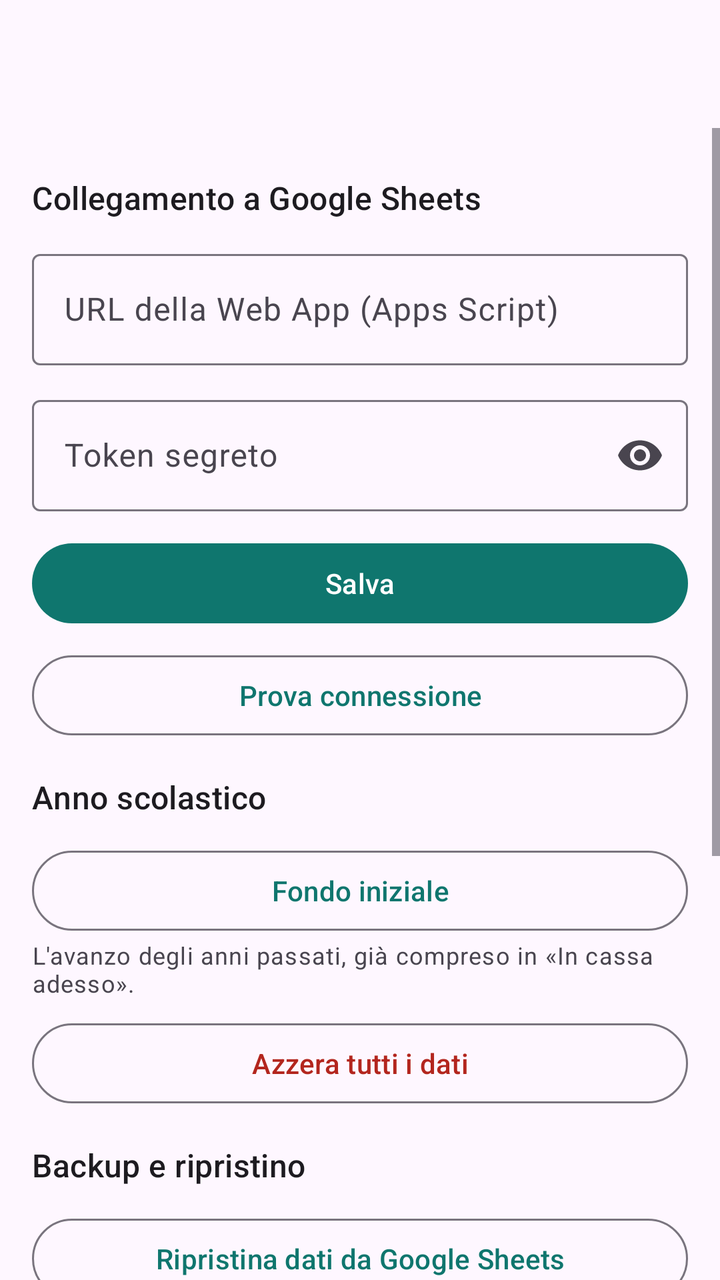
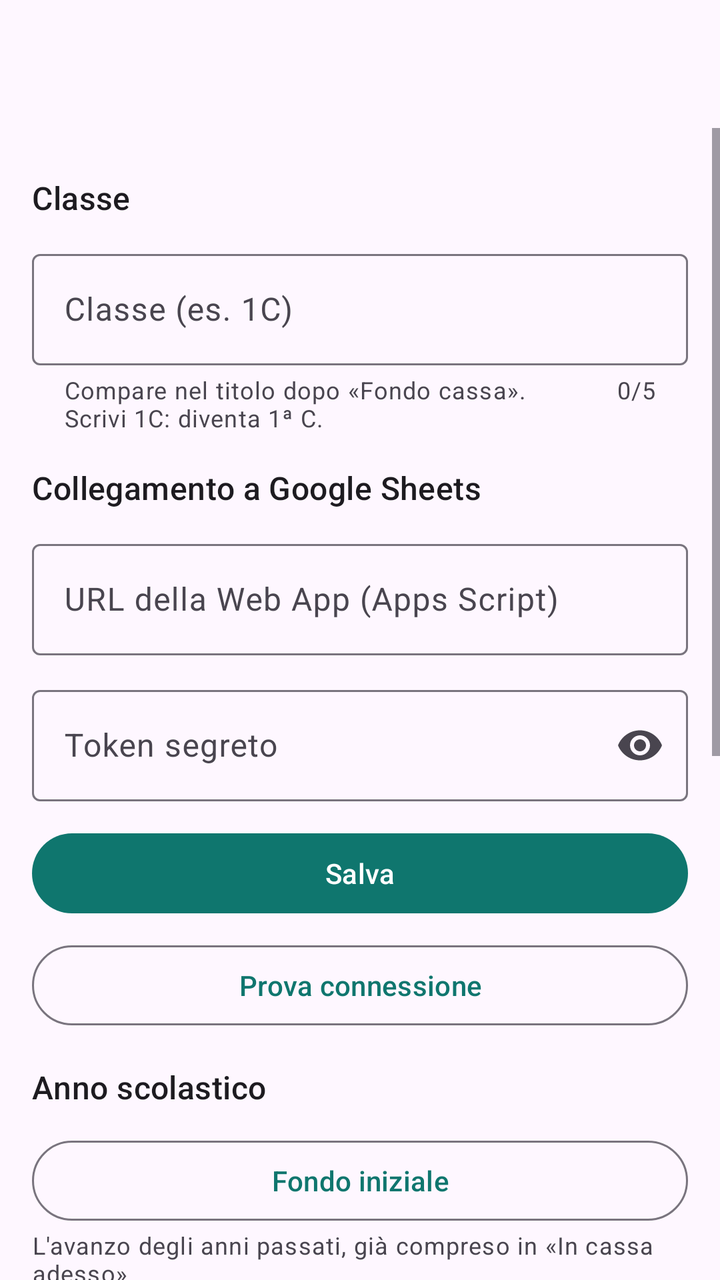

Compare the two renders of this Android layout. The source of the first and the diff that turns it into the second are given below.
<!-- AndroidManifest.xml: application theme Theme.Fondocassa -->
<!-- res/layout/activity_settings.xml -->
<?xml version="1.0" encoding="utf-8"?>
<LinearLayout xmlns:android="http://schemas.android.com/apk/res/android" xmlns:app="http://schemas.android.com/apk/res-auto"
    android:layout_width="match_parent"
    android:layout_height="match_parent"
    android:orientation="vertical">

    <com.google.android.material.appbar.MaterialToolbar
        android:id="@+id/toolbar"
        android:layout_width="match_parent"
        android:layout_height="?attr/actionBarSize" />

    <ScrollView
        android:layout_width="match_parent"
        android:layout_height="0dp"
        android:layout_weight="1">

    <LinearLayout
        android:layout_width="match_parent"
        android:layout_height="wrap_content"
        android:orientation="vertical"
        android:padding="16dp">

        <TextView
            android:layout_width="match_parent"
            android:layout_height="wrap_content"
            android:layout_marginTop="8dp"
            android:layout_marginBottom="12dp"
            android:text="@string/impostazioni_connessione"
            android:textAppearance="?attr/textAppearanceTitleMedium" />
        <com.google.android.material.textfield.TextInputLayout
            android:id="@+id/layout_endpoint"
            style="?attr/textInputOutlinedStyle"
            android:layout_width="match_parent"
            android:layout_height="wrap_content"
            android:layout_marginBottom="12dp"
            android:hint="@string/impostazioni_endpoint">

            <com.google.android.material.textfield.TextInputEditText
                android:id="@+id/campo_endpoint"
                android:layout_width="match_parent"
                android:layout_height="wrap_content"
                android:inputType="textUri" />
        </com.google.android.material.textfield.TextInputLayout>
        <com.google.android.material.textfield.TextInputLayout
            android:id="@+id/layout_token"
            app:endIconMode="password_toggle"
            style="?attr/textInputOutlinedStyle"
            android:layout_width="match_parent"
            android:layout_height="wrap_content"
            android:layout_marginBottom="12dp"
            android:hint="@string/impostazioni_token">

            <com.google.android.material.textfield.TextInputEditText
                android:id="@+id/campo_token"
                android:layout_width="match_parent"
                android:layout_height="wrap_content"
                android:inputType="textPassword" />
        </com.google.android.material.textfield.TextInputLayout>
        <com.google.android.material.button.MaterialButton
            android:id="@+id/salva"
            android:layout_width="match_parent"
            android:layout_height="wrap_content"
            android:layout_marginBottom="8dp"
            android:text="@string/azione_salva" />
        <com.google.android.material.button.MaterialButton
            android:id="@+id/prova"
            style="?attr/materialButtonOutlinedStyle"
            android:layout_width="match_parent"
            android:layout_height="wrap_content"
            android:layout_marginBottom="8dp"
            android:text="@string/impostazioni_prova" />
        <TextView
            android:layout_width="match_parent"
            android:layout_height="wrap_content"
            android:layout_marginTop="8dp"
            android:layout_marginBottom="12dp"
            android:text="@string/impostazioni_anno"
            android:textAppearance="?attr/textAppearanceTitleMedium" />
        <com.google.android.material.button.MaterialButton
            android:id="@+id/fondo_iniziale"
            style="?attr/materialButtonOutlinedStyle"
            android:layout_width="match_parent"
            android:layout_height="wrap_content"
            android:text="@string/fondo_iniziale" />
        <TextView
            android:layout_width="match_parent"
            android:layout_height="wrap_content"
            android:layout_marginBottom="8dp"
            android:text="@string/fondo_iniziale_nota"
            android:textAppearance="?attr/textAppearanceBodySmall" />
        <com.google.android.material.button.MaterialButton
            android:id="@+id/azzera"
            style="?attr/materialButtonOutlinedStyle"
            android:layout_width="match_parent"
            android:layout_height="wrap_content"
            android:layout_marginBottom="8dp"
            android:text="@string/azzera"
            android:textColor="?attr/colorError" />
        <TextView
            android:layout_width="match_parent"
            android:layout_height="wrap_content"
            android:layout_marginTop="8dp"
            android:layout_marginBottom="12dp"
            android:text="@string/impostazioni_backup"
            android:textAppearance="?attr/textAppearanceTitleMedium" />
        <com.google.android.material.button.MaterialButton
            android:id="@+id/ripristina"
            style="?attr/materialButtonOutlinedStyle"
            android:layout_width="match_parent"
            android:layout_height="wrap_content"
            android:layout_marginBottom="8dp"
            android:text="@string/ripristina" />
        <com.google.android.material.button.MaterialButton
            android:id="@+id/reinvia"
            style="?attr/materialButtonOutlinedStyle"
            android:layout_width="match_parent"
            android:layout_height="wrap_content"
            android:layout_marginBottom="8dp"
            android:text="@string/reinvia" />
        <com.google.android.material.button.MaterialButton
            android:id="@+id/esporta_backup"
            style="?attr/materialButtonOutlinedStyle"
            android:layout_width="match_parent"
            android:layout_height="wrap_content"
            android:layout_marginBottom="8dp"
            android:text="@string/esporta_backup" />
        <TextView
            android:layout_width="match_parent"
            android:layout_height="wrap_content"
            android:layout_marginTop="8dp"
            android:layout_marginBottom="12dp"
            android:text="@string/impostazioni_sicurezza"
            android:textAppearance="?attr/textAppearanceTitleMedium" />
        <com.google.android.material.button.MaterialButton
            android:id="@+id/cambia_pin"
            style="?attr/materialButtonOutlinedStyle"
            android:layout_width="match_parent"
            android:layout_height="wrap_content"
            android:layout_marginBottom="8dp"
            android:text="@string/cambia_pin" />
        <com.google.android.material.materialswitch.MaterialSwitch
            android:id="@+id/biometria"
            android:layout_width="match_parent"
            android:layout_height="wrap_content"
            android:text="@string/usa_biometria" />

        <ProgressBar
            android:id="@+id/attesa"
            android:layout_width="wrap_content"
            android:layout_height="wrap_content"
            android:layout_gravity="center_horizontal"
            android:layout_marginTop="12dp"
            android:visibility="gone" />

        <TextView
            android:id="@+id/versione"
            android:layout_width="match_parent"
            android:layout_height="wrap_content"
            android:layout_marginTop="24dp"
            android:gravity="center"
            android:textAppearance="?attr/textAppearanceBodySmall" />
    </LinearLayout>
    </ScrollView>
</LinearLayout>
<!-- resources referenced by this layout -->
<resources>
  <string name="azione_salva">Salva</string>
  <string name="azzera">Azzera tutti i dati</string>
  <string name="cambia_pin">Cambia PIN</string>
  <string name="esporta_backup">Esporta backup su Google Drive</string>
  <string name="fondo_iniziale">Fondo iniziale</string>
  <string name="fondo_iniziale_nota">L\'avanzo degli anni passati, già compreso in «In cassa adesso».</string>
  <string name="impostazioni_anno">Anno scolastico</string>
  <string name="impostazioni_backup">Backup e ripristino</string>
  <string name="impostazioni_connessione">Collegamento a Google Sheets</string>
  <string name="impostazioni_endpoint">URL della Web App (Apps Script)</string>
  <string name="impostazioni_prova">Prova connessione</string>
  <string name="impostazioni_sicurezza">Sicurezza</string>
  <string name="impostazioni_token">Token segreto</string>
  <string name="reinvia">Reinvia tutto al foglio</string>
  <string name="ripristina">Ripristina dati da Google Sheets</string>
  <string name="usa_biometria">Sblocca con impronta o volto</string>
  <style name="Theme.Fondocassa" parent="Theme.Material3.DayNight.NoActionBar">
          <item name="colorPrimary">@color/verde</item>
          <item name="colorOnPrimary">@android:color/white</item>
          <item name="colorSecondary">@color/verde</item>
      </style>
  <color name="verde">#0F766E</color>
</resources>

<!-- the commit's change to res/layout/activity_settings.xml (unified diff, before → after) -->
@@ -20,6 +20,33 @@
         android:orientation="vertical"
         android:padding="16dp">
 
+        <TextView
+            android:layout_width="match_parent"
+            android:layout_height="wrap_content"
+            android:layout_marginTop="8dp"
+            android:layout_marginBottom="12dp"
+            android:text="@string/impostazioni_classe"
+            android:textAppearance="?attr/textAppearanceTitleMedium" />
+        <com.google.android.material.textfield.TextInputLayout
+            android:id="@+id/layout_classe"
+            style="?attr/textInputOutlinedStyle"
+            android:layout_width="match_parent"
+            android:layout_height="wrap_content"
+            android:layout_marginBottom="8dp"
+            android:hint="@string/impostazioni_classe_hint"
+            app:counterEnabled="true"
+            app:counterMaxLength="5"
+            app:helperText="@string/impostazioni_classe_aiuto">
+
+            <com.google.android.material.textfield.TextInputEditText
+                android:id="@+id/campo_classe"
+                android:layout_width="match_parent"
+                android:layout_height="wrap_content"
+                android:imeOptions="actionDone"
+                android:inputType="textCapCharacters|textNoSuggestions"
+                android:maxLength="5"
+                android:maxLines="1" />
+        </com.google.android.material.textfield.TextInputLayout>
         <TextView
             android:layout_width="match_parent"
             android:layout_height="wrap_content"
<!-- resource entries referenced after the edit -->
@@ -8,6 +8,9 @@
   <string name="fondo_iniziale_nota">L\'avanzo degli anni passati, già compreso in «In cassa adesso».</string>
   <string name="impostazioni_anno">Anno scolastico</string>
   <string name="impostazioni_backup">Backup e ripristino</string>
+  <string name="impostazioni_classe">Classe</string>
+  <string name="impostazioni_classe_aiuto">Compare nel titolo dopo «Fondo cassa». Scrivi 1C: diventa 1ª C.</string>
+  <string name="impostazioni_classe_hint">Classe (es. 1C)</string>
   <string name="impostazioni_connessione">Collegamento a Google Sheets</string>
   <string name="impostazioni_endpoint">URL della Web App (Apps Script)</string>
   <string name="impostazioni_prova">Prova connessione</string>
